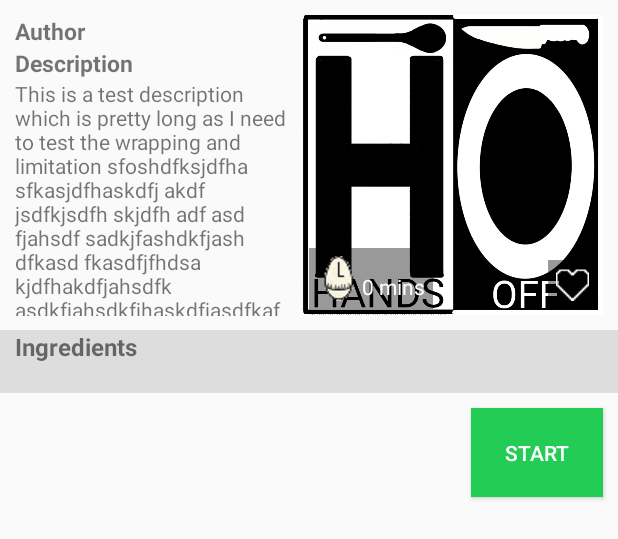
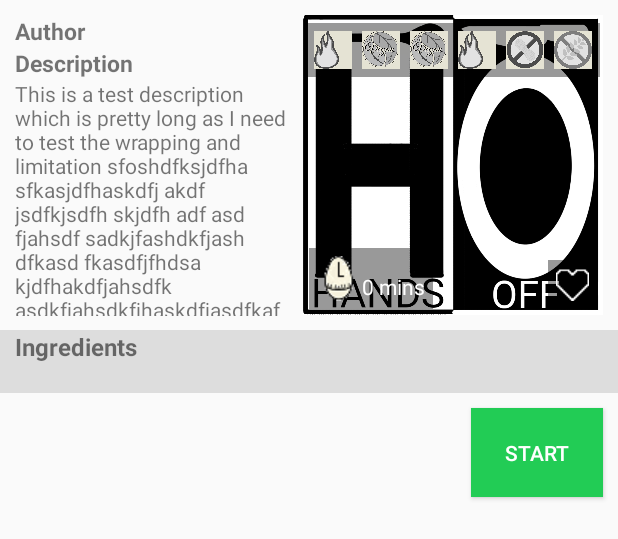
Before and after one commit to JackoRo/SWEngAndroidApp, an Android app: the layout activity_recipe_selection.xml on its own in the app's theme, with its tools: preview values and no code run, on a phone screen of 412 x 824 dp. Shown: the top 539 px of the screen. Run offline under Robolectric (Android 15) with nearby library versions, the phone set to English and light mode, and no system bars.

Commit message:
Added filter display at top of thumbnail

```diff
--- a/app/src/main/java/com/group3/swengandroidapp/RecipeSelectionActivity.java
+++ b/app/src/main/java/com/group3/swengandroidapp/RecipeSelectionActivity.java
@@ -68,6 +68,13 @@ public class RecipeSelectionActivity extends AppCompatActivity {
         ImageView thumbnail = findViewById(R.id.recipe_selection_thumbnail_image);
         TextView time = findViewById(R.id.recipe_selection_thumbnail_time);
         TextView description = findViewById(R.id.recipe_selection_description);
+        TextView author = findViewById(R.id.recipe_selection_author);
+        ImageView spicy = findViewById(R.id.recipe_selection_thumbnail_filter_spicy);
+        ImageView veg = findViewById(R.id.recipe_selection_thumbnail_filter_vegetarian);
+        ImageView vegan = findViewById(R.id.recipe_selection_thumbnail_filter_vegan);
+        ImageView lactose = findViewById(R.id.recipe_selection_thumbnail_filter_lactose);
+        ImageView nuts = findViewById(R.id.recipe_selection_thumbnail_filter_nuts);
+        ImageView gluten = findViewById(R.id.recipe_selection_thumbnail_filter_gluten);
         ListView ingredients = findViewById(R.id.recipe_selection_ingredients);
 
         Recipe recipe;
@@ -75,9 +82,28 @@ public class RecipeSelectionActivity extends AppCompatActivity {
         if(recipe==null){
             recipe = new Recipe("Recipe not found!", "n/a", (String)("ID: " + id), "n/a");
         }
+        if(recipe.getSpicy()){
+            spicy.setImageResource(R.drawable.spicy_filter);
+        }
+        if(recipe.getVegetarian()){
+            spicy.setImageResource(R.drawable.vegetarian_filter);
+        }
+        if(recipe.getVegan()){
+            spicy.setImageResource(R.drawable.vegan_filter);
+        }
+        if(recipe.getLactose()){
+            spicy.setImageResource(R.drawable.lactosefree_filter);
+        }
+        if(recipe.getNuts()){
+            spicy.setImageResource(R.drawable.nutfree_filter);
+        }
+        if(recipe.getGluten()){
+            spicy.setImageResource(R.drawable.glutenfree_filter);
+        }
         setTitle(recipe.getTitle());
         thumbnail.setImageResource(R.drawable.thumbnail);
         time.setText(recipe.getTime());
+        author.setText(recipe.getAuthor());
 
 
         //TODO: Generate and draw recipe icon
--- a/app/src/main/res/layout/activity_recipe_selection.xml
+++ b/app/src/main/res/layout/activity_recipe_selection.xml
@@ -19,6 +19,58 @@
             android:layout_width="200dp"
             android:layout_height="200dp"
             app:srcCompat="@drawable/hands_off_logo"/>
+
+        <RelativeLayout
+            android:layout_width="wrap_content"
+            android:layout_height="wrap_content"
+            android:layout_centerHorizontal="true"
+            android:layout_alignTop="@id/recipe_selection_thumbnail_image"
+            android:layout_marginTop="5dp"
+            android:padding="2dp"
+            android:background="#6000">
+            <ImageView
+                android:layout_margin="3dp"
+                android:id="@+id/recipe_selection_thumbnail_filter_spicy"
+                android:layout_width="25dp"
+                android:layout_height="25dp"
+                android:src="@drawable/spicy_filter_grey"/>
+            <ImageView
+                android:layout_margin="3dp"
+                android:id="@+id/recipe_selection_thumbnail_filter_vegetarian"
+                android:layout_width="25dp"
+                android:layout_height="25dp"
+                android:src="@drawable/vegan_filter_grey"
+                android:layout_toRightOf="@id/recipe_selection_thumbnail_filter_spicy"/>
+            <ImageView
+                android:layout_margin="3dp"
+                android:id="@+id/recipe_selection_thumbnail_filter_vegan"
+                android:layout_width="25dp"
+                android:layout_height="25dp"
+                android:src="@drawable/vegan_filter_grey"
+                android:layout_toRightOf="@id/recipe_selection_thumbnail_filter_vegetarian"/>
+            <ImageView
+                android:layout_margin="3dp"
+                android:id="@+id/recipe_selection_thumbnail_filter_lactose"
+                android:layout_width="25dp"
+                android:layout_height="25dp"
+                android:src="@drawable/spicy_filter_grey"
+                android:layout_toRightOf="@id/recipe_selection_thumbnail_filter_vegan"/>
+            <ImageView
+                android:layout_margin="3dp"
+                android:id="@+id/recipe_selection_thumbnail_filter_nuts"
+                android:layout_width="25dp"
+                android:layout_height="25dp"
+                android:src="@drawable/nutfree_filter_grey"
+                android:layout_toRightOf="@id/recipe_selection_thumbnail_filter_lactose"/>
+            <ImageView
+                android:layout_margin="3dp"
+                android:id="@+id/recipe_selection_thumbnail_filter_gluten"
+                android:layout_width="25dp"
+                android:layout_height="25dp"
+                android:src="@drawable/glutenfree_filter_grey"
+                android:layout_toRightOf="@id/recipe_selection_thumbnail_filter_nuts"/>
+
+        </RelativeLayout>
 
         <ImageButton
             android:id="@+id/recipe_selection_thumbnail_favourites_button"
@@ -52,7 +104,7 @@
     <TextView
         android:layout_marginStart="10dp"
         android:layout_marginTop="10dp"
-        android:id="@+id/description_author"
+        android:id="@+id/recipe_selection_author"
         android:layout_width="match_parent"
         android:layout_height="wrap_content"
         android:text="Author"
@@ -61,11 +113,11 @@
 
     <TextView
         android:layout_marginStart="10dp"
-        android:id="@+id/descriptionTitle"
+        android:id="@+id/recipe_selection_description_label"
         android:layout_width="match_parent"
         android:layout_height="wrap_content"
         android:text="Description"
-        android:layout_below="@id/description_author"
+        android:layout_below="@id/recipe_selection_author"
 
         android:textStyle="bold"
         android:textSize="15sp"/>
@@ -79,7 +131,7 @@
         android:maxHeight="158dp"
         android:layout_marginEnd="220dp"
         android:text="This is a test description which is pretty long as I need to test the wrapping and limitation sfoshdfksjdfha sfkasjdfhaskdfj akdf jsdfkjsdfh skjdfh adf asd fjahsdf sadkjfashdkfjash dfkasd fkasdfjfhdsakjdfhakdfjahsdfk asdkfjahsdkfjhaskdfjasdfkaf"
-        android:layout_below="@id/descriptionTitle"/>
+        android:layout_below="@id/recipe_selection_description_label"/>
 
     <LinearLayout
         android:layout_below="@id/recipe_selection_thumbnail"
```
